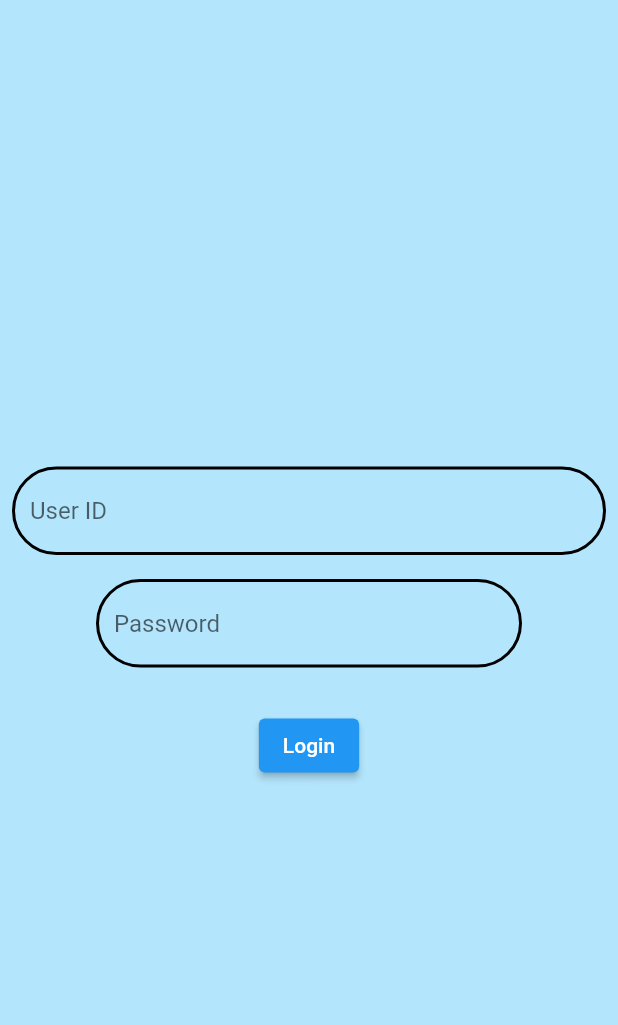
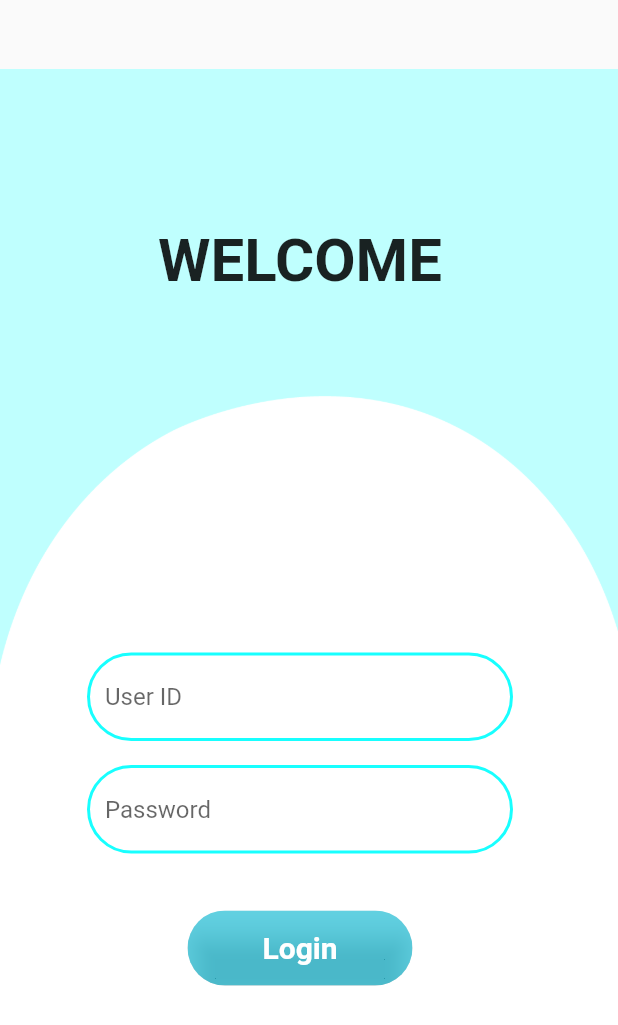
Before and after one commit to chinmayilondhe/sih_project, a Flutter app: the screen it shows after launch, after a tap on "User", on a phone screen of 412 x 824 dp. Shown: the top 1025 px of the screen. Run offline on Flutter 3.47's test engine with Material 2 defaults, Android fonts, the phone set to English and light mode, and no system bars; our stand-ins replace carousel_slider; network calls fail.

Commit message:
UI changes

```diff
--- a/lib/screens/loginpage.dart
+++ b/lib/screens/loginpage.dart
@@ -14,88 +14,77 @@ class _LoginPageState extends State<LoginPage> {
   Widget build(BuildContext context) {
     return Scaffold(
       body: SingleChildScrollView(
-        child: Container(
-
-          // padding: EdgeInsets.all(16),
-          // decoration: BoxDecoration(
-          //     color: Colors.lightBlue.shade100
-          // ),
-          child:
-             Column(
+        child: Column(
           // mainAxisAlignment: MainAxisAlignment.center,
           crossAxisAlignment: CrossAxisAlignment.center,
           children: [
-                Stack(
-              children:[
-                  Container(
-                  height: 200,
-                  width: MediaQuery.of(context).size.width,
-                  decoration: BoxDecoration(
-                    borderRadius: const BorderRadius.only(
-                      // topLeft: Radius.elliptical(200, 100),
-                          bottomRight:  Radius.elliptical(150,60),
-                          // bottomLeft:  Radius.circular(140)
-                      ),
-                    gradient: new LinearGradient(
-                        colors: [Colors.lightBlueAccent.withOpacity(0.6), Colors.cyanAccent.withOpacity(0.2)],
-                        begin: Alignment.centerRight,
-                        end: Alignment.centerLeft
-                    ),
-                  ),
-                  ),
+            Stack(children: [
+              ClipRRect(child: Image.asset("images/SIH-01.png",height: MediaQuery.of(context).size.height,)),
+
               Positioned(
-                     top: 120,
-                     left: MediaQuery.of(context).size.width/3.5,
-                     child: Text(""
-                        "Welcome",style: TextStyle(fontSize: 40,fontWeight: FontWeight.bold,color: Colors.blueAccent.shade400),),
-                   ),
-                ]),
-
-                ClipRRect(
-                    child: Image.asset("images/sih_img.png",height: 300,)),
-                SizedBox(height: 30,),
-
+                  top: 400,
+                  left: 120,
+                  child: Column(
+                    children: [
+                      Text("Log In",style: TextStyle(fontWeight: FontWeight.bold,fontSize: 40),),
+                      SizedBox(height: 70,),
                       SizedBox(
                         width: 150,
                         height: 50,
                         child: ClipRRect(
-                    borderRadius: const BorderRadius.all(Radius.circular(26)),
+                          borderRadius:
+                              const BorderRadius.all(Radius.circular(26)),
                           child: ElevatedButton(
                               style: ButtonStyle(
                                 elevation: MaterialStateProperty.all(7),
-                          backgroundColor:
-                          MaterialStateProperty.all(Colors.cyanAccent.shade700.withOpacity(0.4)),
+                                backgroundColor: MaterialStateProperty.all(
+                                    Colors.cyanAccent.shade700
+                                        .withOpacity(0.4)),
                               ),
                               onPressed: () {},
-                        child: const Text("Admin",style: TextStyle(fontSize: 20,fontWeight: FontWeight.bold),)),
+                              child: const Text(
+                                "Admin",
+                                style: TextStyle(
+                                    fontSize: 20,
+                                    fontWeight: FontWeight.bold),
+                              )),
                         ),
                       ),
-                SizedBox(height: 40,),
+                      SizedBox(
+                        height: 40,
+                      ),
                       SizedBox(
                         width: 150,
                         height: 50,
                         child: ClipRRect(
-                    borderRadius: const BorderRadius.all(Radius.circular(26)),
+                          borderRadius:
+                              const BorderRadius.all(Radius.circular(26)),
                           child: ElevatedButton(
                               style: ButtonStyle(
                                 elevation: MaterialStateProperty.all(7),
-                          backgroundColor:
-                          MaterialStateProperty.all(Colors.cyanAccent.shade700.withOpacity(0.6)),
+                                backgroundColor: MaterialStateProperty.all(
+                                    Colors.cyanAccent.shade700
+                                        .withOpacity(0.6)),
                               ),
                               onPressed: () {
-                          Navigator.of(context).push(MaterialPageRoute(builder: (c)=>UserLogin()));
+                                Navigator.of(context).push(MaterialPageRoute(
+                                    builder: (c) => UserLogin()));
                               },
-                        child: const Text("User",style: TextStyle(fontSize: 20,fontWeight: FontWeight.bold))),
+                              child: const Text("User",
+                                  style: TextStyle(
+                                      fontSize: 20,
+                                      fontWeight: FontWeight.bold))),
                         ),
                       ),
-                SizedBox(height: 20,),
 
+                       ],
+                  )),
+
+            ]),
 
           ],
         ),
       ),
-      ),
-
     );
   }
 }
--- a/lib/screens/userlogin.dart
+++ b/lib/screens/userlogin.dart
@@ -13,27 +13,37 @@ class _UserLoginState extends State<UserLogin> {
   @override
   Widget build(BuildContext context) {
     return Scaffold(
-      body:Container(
-
-        decoration: BoxDecoration(
-          color: Colors.lightBlue.shade100
-        ),
+      body:SingleChildScrollView(
         child: Column(
-          mainAxisAlignment: MainAxisAlignment.center,
-          // crossAxisAlignment: CrossAxisAlignment.center,
+          mainAxisAlignment: MainAxisAlignment.start,
           children: [
+            Stack(
+              children: [
+                ClipRRect(child: Image.asset("images/SIH2-01.png",height:MediaQuery.of(context).size.height,
+              )),
+                Positioned(
+                  top:150,left: 50,
+                  child: Column(
+                    children: [
+                      Text("WELCOME",style: TextStyle(fontSize: 40,fontWeight: FontWeight.bold),),
+                      SizedBox(height: 230,),
                       Container(
+                        width: 300,
                         padding: const EdgeInsets.all(8.0),
                         child: TextField(
+
                           decoration: InputDecoration(
+
                             enabledBorder: OutlineInputBorder(
                                 borderSide:
-                      const BorderSide( width: 2),
+                                const BorderSide( width: 2,color: Colors.cyanAccent),
                                 borderRadius: BorderRadius.circular(30)),
                             hintText: 'User ID',
                           ),
                         ),
                       ),
+
+
                 Container(
                   width: 300,
                   padding: const EdgeInsets.all(8.0),
@@ -42,17 +52,43 @@ class _UserLoginState extends State<UserLogin> {
                     decoration: InputDecoration(
                       enabledBorder: OutlineInputBorder(
                           borderSide:
-                      const BorderSide( width: 2),
+                          const BorderSide( width: 2,color: Colors.cyanAccent),
                           borderRadius: BorderRadius.circular(30)),
                       hintText: 'Password',
                     ),
                   ),
                 ),
-            SizedBox(height: 20,),
-            ElevatedButton(onPressed: (){
-              Navigator.of(context).push(MaterialPageRoute(builder: (c)=>Home()));
-            }, child: Text("Login"))
-        ],),
+                SizedBox(height: 30,),
+                SizedBox(
+                  width: 150,
+                  height: 50,
+                  child: ClipRRect(
+                    borderRadius:
+                    const BorderRadius.all(Radius.circular(26)),
+                    child: ElevatedButton(
+                        style: ButtonStyle(
+                          elevation: MaterialStateProperty.all(7),
+                          backgroundColor: MaterialStateProperty.all(
+                              Colors.cyanAccent.shade700
+                                  .withOpacity(0.6)),
+                        ),
+                        onPressed: () {
+                          Navigator.of(context).push(MaterialPageRoute(
+                              builder: (c) => Home()));
+                        },
+                        child: const Text("Login",
+                            style: TextStyle(
+                                fontSize: 20,
+                                fontWeight: FontWeight.bold))),
+                  ),
+                ),
+                    ],
+                  ),
+                ),
+            ],
+            ),
+          ],
+        ),
       ),
     );
   }
```
Lines whose indentation alone changed are shown as unchanged.
